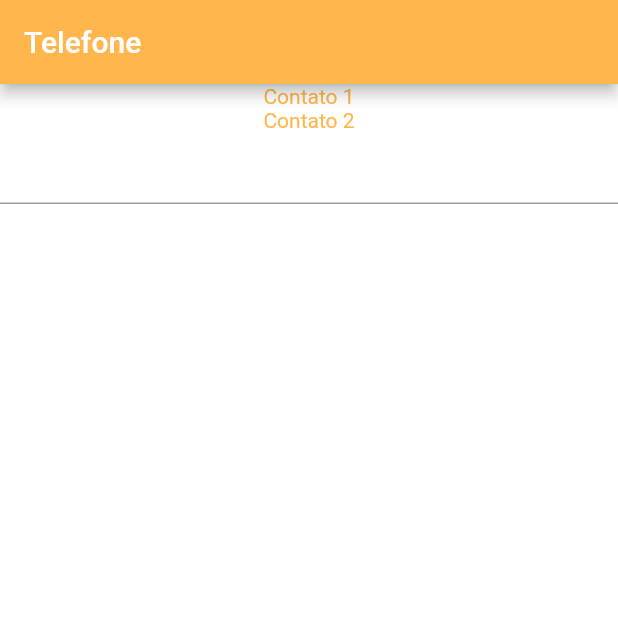
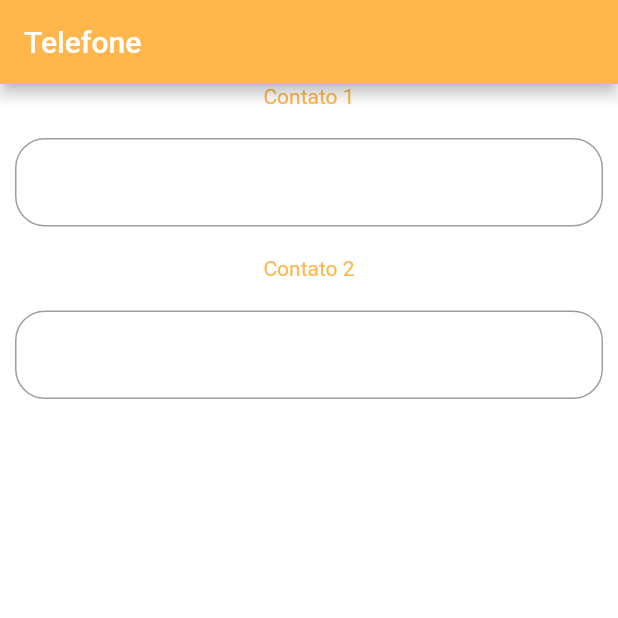
Before and after one commit to MatheusHenriq/HandsOnFirstJob, a Flutter app: the screen it shows after launch, on a phone screen of 412 x 824 dp, the top half of it. Run offline on Flutter 3.47's test engine with Material 2 defaults, Android fonts, the phone set to English and light mode, and no system bars.

Commit message:
Começando a tornar Independente o TextFormField

```diff
--- a/handson/lib/APP/UI/Telephone_Screen/Telephone.dart
+++ b/handson/lib/APP/UI/Telephone_Screen/Telephone.dart
@@ -30,13 +30,14 @@ class Telephone extends StatelessWidget {
                 color: Colors.orange[300],
               ),
             ),
+            MyTextFormField(),
             Text(
               'Contato 2',
               style: TextStyle(
                 color: Colors.orange[300],
               ),
             ),
-            TextFormField(),
+            MyTextFormField(),
           ],
         ),
       ),
--- a/handson/lib/APP/UI/Telephone_Screen/Widgets/MyTextFormField.dart
+++ b/handson/lib/APP/UI/Telephone_Screen/Widgets/MyTextFormField.dart
@@ -1,22 +1,19 @@
 import 'package:flutter/material.dart';
 
-class MyBar extends StatelessWidget {
-  MyBar({Key? key}) : super(key: key);
+class MyTextFormField extends StatelessWidget {
+  MyTextFormField({Key? key}) : super(key: key);
 
   @override
   Widget build(BuildContext context) {
-    return AppBar(
-      backgroundColor: Colors.orange[300],
-      title: Text('Telefone'),
-      actions: <Widget>[
-        IconButton(
-          onPressed: () {},
-          icon: Icon(
-            Icons.arrow_right_alt,
-            color: Colors.orange[300],
-          ),
+    return Padding(
+      padding: EdgeInsets.symmetric(horizontal: 10, vertical: 20),
+      child: TextFormField(
+        obscureText: true,
+        decoration: InputDecoration(
+          hoverColor: Colors.amber[100],
+          border: OutlineInputBorder(borderRadius: BorderRadius.circular(20)),
         ),
-      ],
+      ),
     );
   }
 }
```
